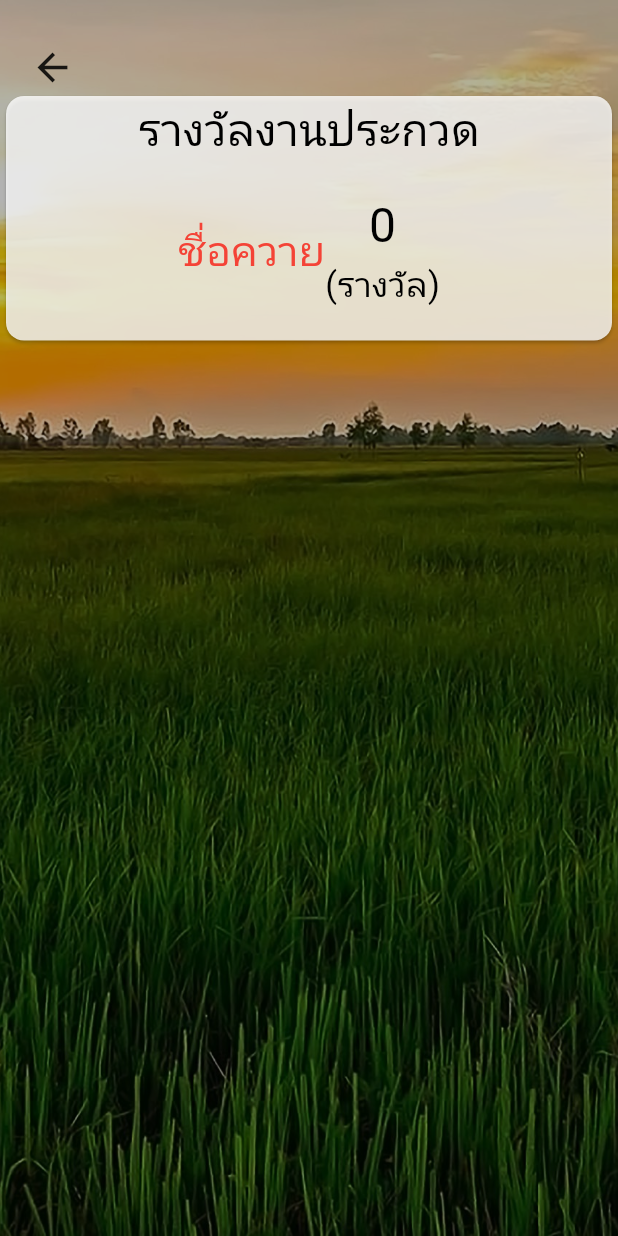
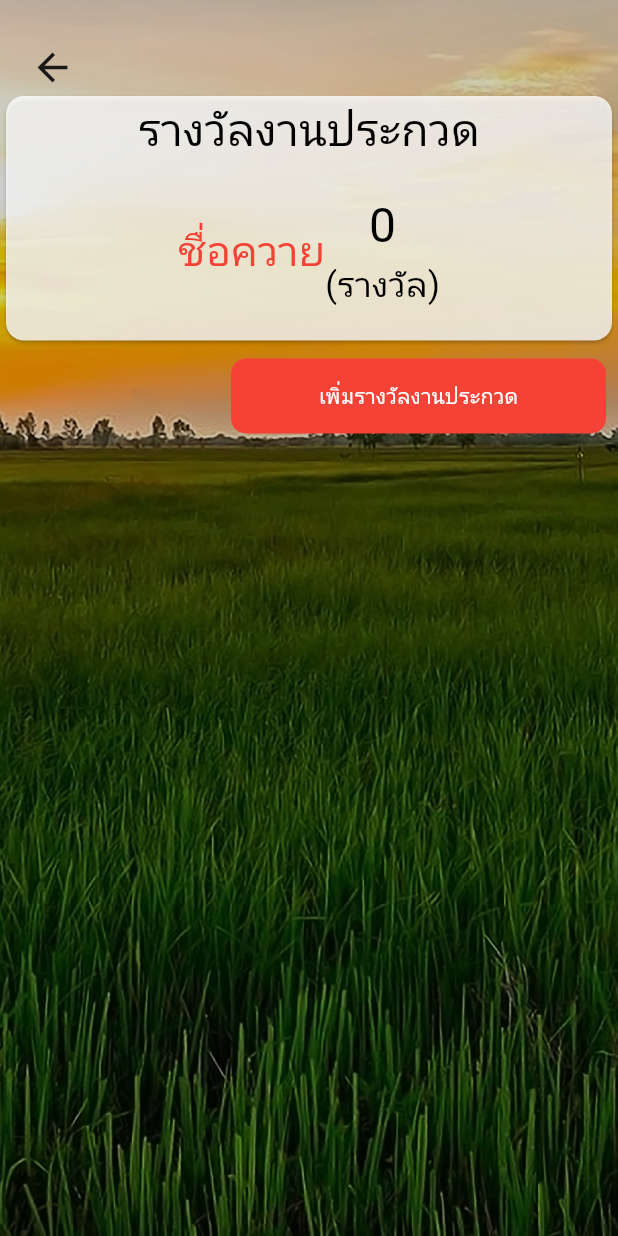
Before and after one commit to thirdfree2/Kway-Thai, a Flutter app: the MainPromoteAwardsView screen opened directly, on a phone screen of 412 x 824 dp. Run offline on Flutter 3.47's test engine with Material 3 defaults, Android fonts, the phone set to English and light mode, and no system bars; our stand-ins replace auto_size_text, carousel_slider, flutter_cache_manager, google_fonts, image_picker, qr_flutter and 1 more; missing offline and left inert: flutter_rounded_date_picker, galleryimage; network calls fail; Roboto replaces fonts that are missing (Chonburi).

Commit message:
date time

```diff
--- a/lib/view/promote_buffalo/award_promote_buffalo.dart
+++ b/lib/view/promote_buffalo/award_promote_buffalo.dart
@@ -17,20 +17,24 @@ class MainPromoteAwardsView extends StatefulWidget {
 class _MainPromoteAwardsViewState extends State<MainPromoteAwardsView> {
   @override
   Widget build(BuildContext context) {
+    String formatDateToBuddhist(DateTime date) {
+      final thaiDate = DateTime(date.year, date.month, date.day);
+      return DateFormat('dd MMMM yyyy', 'th_TH').format(thaiDate);
+    }
+
     final buffalo = Provider.of<SelectedBuffalo>(context).buffalo;
     final competitions = buffalo?.competitions ?? [];
     final screenWidth = MediaQuery.of(context).size.width;
     final screenHeight = MediaQuery.of(context).size.height;
 
     return Scaffold(
-      backgroundColor: Colors.green[200],
       body: DecoratedBox(
         decoration: const BoxDecoration(
           color: Colors.black,
           image: DecorationImage(
-              opacity: 0.7,
               image: AssetImage("assets/images/background-2.jpg"),
-              fit: BoxFit.cover),
+              fit: BoxFit.cover,
+              opacity: 0.8),
         ),
         child: SafeArea(
           child: SizedBox(
@@ -65,7 +69,6 @@ class _MainPromoteAwardsViewState extends State<MainPromoteAwardsView> {
                                 ScreenUtils.calculateFontSize(context, 26),
                             color: Colors.black),
                       ),
-
                       const SizedBox(height: 20),
                       // การแสดงชื่อควาย
                       Row(
@@ -89,7 +92,7 @@ class _MainPromoteAwardsViewState extends State<MainPromoteAwardsView> {
                                     color: Colors.black),
                               ),
                               Text(
-                                '(รางวัล)',
+                                "(รางวัล)",
                                 style: TextStyle(
                                     fontSize: ScreenUtils.calculateFontSize(
                                         context, 20),
@@ -111,7 +114,7 @@ class _MainPromoteAwardsViewState extends State<MainPromoteAwardsView> {
                             children: [
                               Expanded(
                                 child: AutoSizeText(
-                                  "(${index + 1})${competition.rank}: ${competition.name}, ${competition.province}, ${DateFormat('dd/MM/yyyy').format(competition.date!)}",
+                                  "(${index + 1}) ${competition.rank}, ${competition.type} เพศ ${buffalo?.gender ?? ''}, สี ${buffalo?.color ?? ''} ${competition.name} ${competition.province}, ${formatDateToBuddhist(competition.date!)} ",
                                   maxLines: 3,
                                   style: TextStyle(
                                     fontSize: ScreenUtils.calculateFontSize(
@@ -172,10 +175,44 @@ class _MainPromoteAwardsViewState extends State<MainPromoteAwardsView> {
                             ],
                           ),
                         );
-                      }).toList(),
+                      }),
                     ],
                   ),
                 ),
+                Padding(
+                  padding: const EdgeInsets.all(8.0),
+                  child: Row(
+                    mainAxisAlignment: MainAxisAlignment.end,
+                    children: [
+                      InkWell(
+                        onTap: () {
+                          Navigator.push(
+                            context,
+                            MaterialPageRoute(
+                              builder: (context) => const MainRegisterAward(),
+                            ),
+                          );
+                        },
+                        child: Container(
+                          height: 50,
+                          width: 250,
+                          decoration: BoxDecoration(
+                            color: Colors.red,
+                            borderRadius: BorderRadius.circular(10),
+                          ),
+                          child: const Center(
+                            child: Text(
+                              'เพิ่มรางวัลงานประกวด',
+                              style: TextStyle(
+                                color: Colors.white,
+                              ),
+                            ),
+                          ),
+                        ),
+                      ),
+                    ],
+                  ),
+                )
               ],
             ),
           ),
```
Also changed, not shown: lib/view/buffalo/update_buffalo_view.dart (+5 -2 lines), lib/view/farm_owner/register_buffalo.dart (+5 -2 lines).
